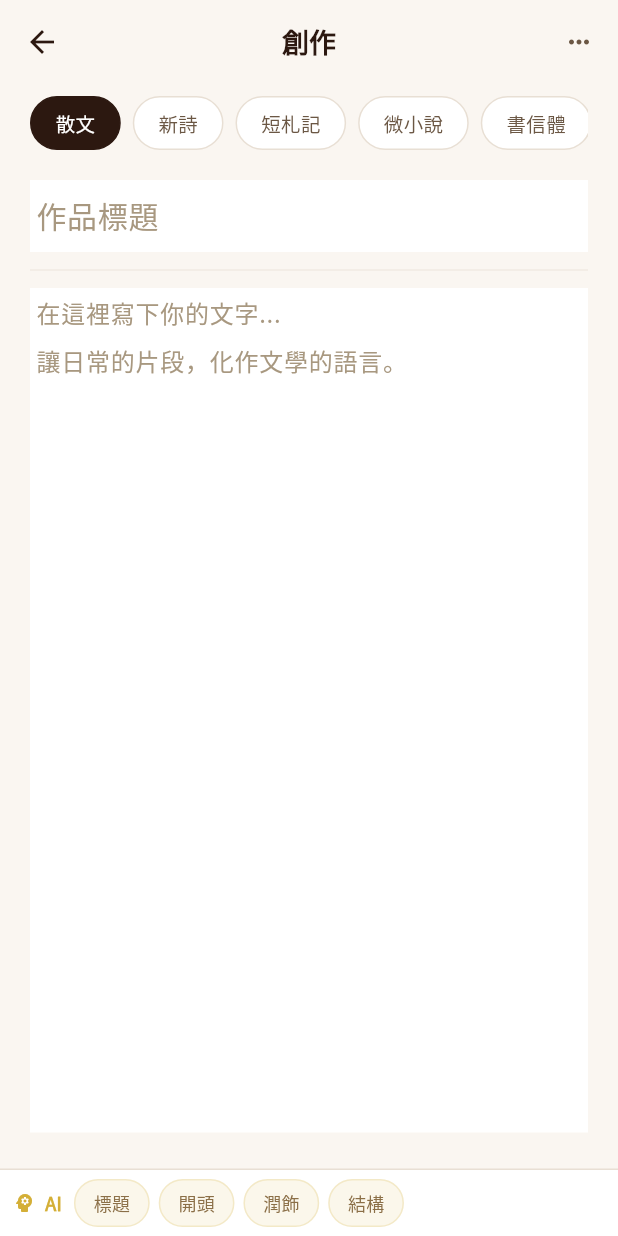
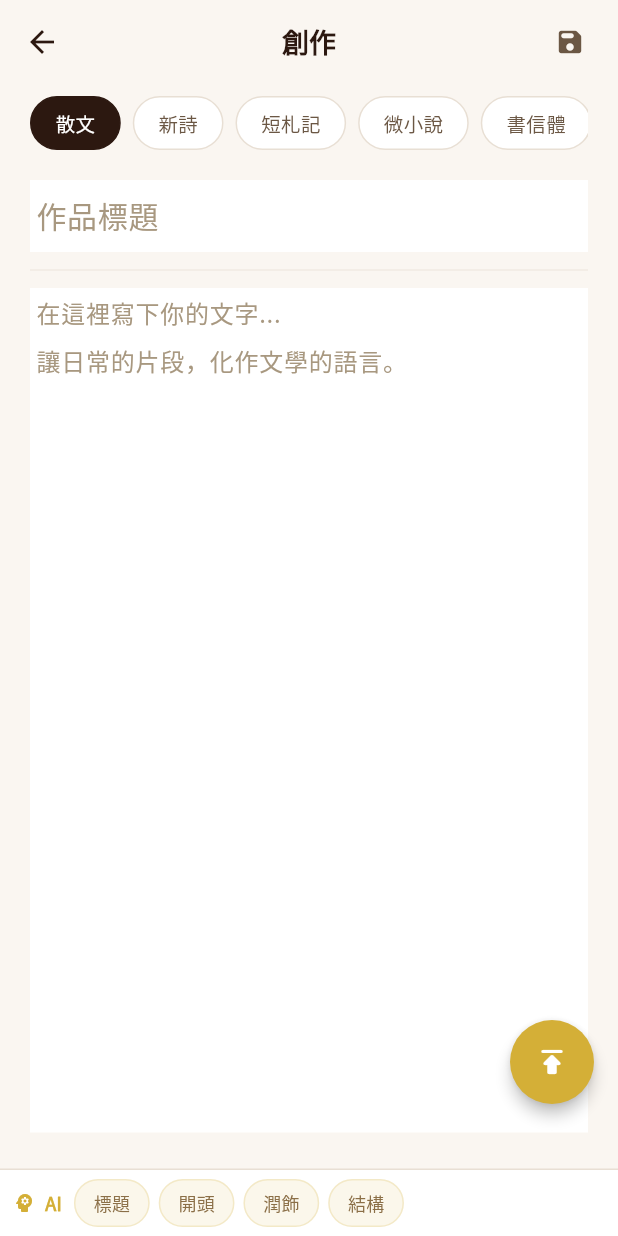
Before and after one commit to Felix-0901/Literary_Life, a Flutter app: the WritingEditorPage screen opened directly, on a phone screen of 412 x 824 dp. Run offline on Flutter 3.47's test engine with Material 3 defaults, Android fonts, the phone set to English and light mode, and no system bars; our stand-ins replace flutter_secure_storage, google_fonts, shared_preferences; accounts and stored records are empty; network calls fail; Roboto replaces fonts that are missing (Noto Serif Tc).

Commit message:
feat(editor): 發布改為浮動按鈕
- 右下角新增發布/取消發布 FAB（icon）\n- 右上角三點改為儲存按鈕

```diff
--- a/literary_life_app/lib/pages/writing_editor_page.dart
+++ b/literary_life_app/lib/pages/writing_editor_page.dart
@@ -286,6 +286,7 @@ class _WritingEditorPageState extends State<WritingEditorPage> {
 
   @override
   Widget build(BuildContext context) {
+    final isPublished = widget.work?.isPublished ?? false;
     return Scaffold(
       backgroundColor: AppTheme.background,
       appBar: AppBar(
@@ -304,56 +305,33 @@ class _WritingEditorPageState extends State<WritingEditorPage> {
               ),
             )
           else
-            PopupMenuButton<String>(
-              tooltip: '更多選項',
-              padding: EdgeInsets.zero,
-              offset: const Offset(0, 40),
-              icon: null,
-              child: const Padding(
-                padding: EdgeInsets.symmetric(horizontal: 8),
-                child: Icon(
-                  Icons.more_horiz_rounded,
-                  size: 20,
-                  color: AppTheme.textSecondary,
-                ),
+            IconButton(
+              tooltip: '儲存',
+              onPressed: _saveWork,
+              icon: const Icon(
+                Icons.save_rounded,
+                size: 20,
+                color: AppTheme.textSecondary,
               ),
-              onSelected: (value) {
-                if (value == 'save') {
-                  _saveWork();
-                } else if (value == 'publish') {
-                  _saveWork(publish: true);
-                } else if (value == 'unpublish') {
-                  _saveWork(unpublish: true);
-                }
-              },
-              itemBuilder: (BuildContext context) {
-                bool isPub = widget.work?.isPublished ?? false;
-                return [
-                  PopupMenuItem<String>(
-                    value: 'save',
-                    child: Text('儲存', style: GoogleFonts.notoSansTc()),
-                  ),
-                  if (isPub)
-                    PopupMenuItem<String>(
-                      value: 'unpublish',
-                      child: Text(
-                        '取消發布',
-                        style: GoogleFonts.notoSansTc(color: AppTheme.error),
-                      ),
-                    )
-                  else
-                    PopupMenuItem<String>(
-                      value: 'publish',
-                      child: Text(
-                        '發布',
-                        style: GoogleFonts.notoSansTc(color: AppTheme.accent),
-                      ),
-                    ),
-                ];
-              },
             ),
           const SizedBox(width: 8),
         ],
+      ),
+      floatingActionButtonLocation: FloatingActionButtonLocation.endFloat,
+      floatingActionButton: Padding(
+        padding: const EdgeInsets.only(bottom: 72),
+        child: FloatingActionButton(
+          heroTag: 'writing_publish_fab',
+          onPressed:
+              _saving ? null : () => _saveWork(publish: !isPublished, unpublish: isPublished),
+          backgroundColor: isPublished ? AppTheme.error : AppTheme.accent,
+          shape: const CircleBorder(),
+          tooltip: isPublished ? '取消發布' : '發布',
+          child: Icon(
+            isPublished ? Icons.public_off_rounded : Icons.publish_rounded,
+            color: Colors.white,
+          ),
+        ),
       ),
       body: Column(
         children: [
```
